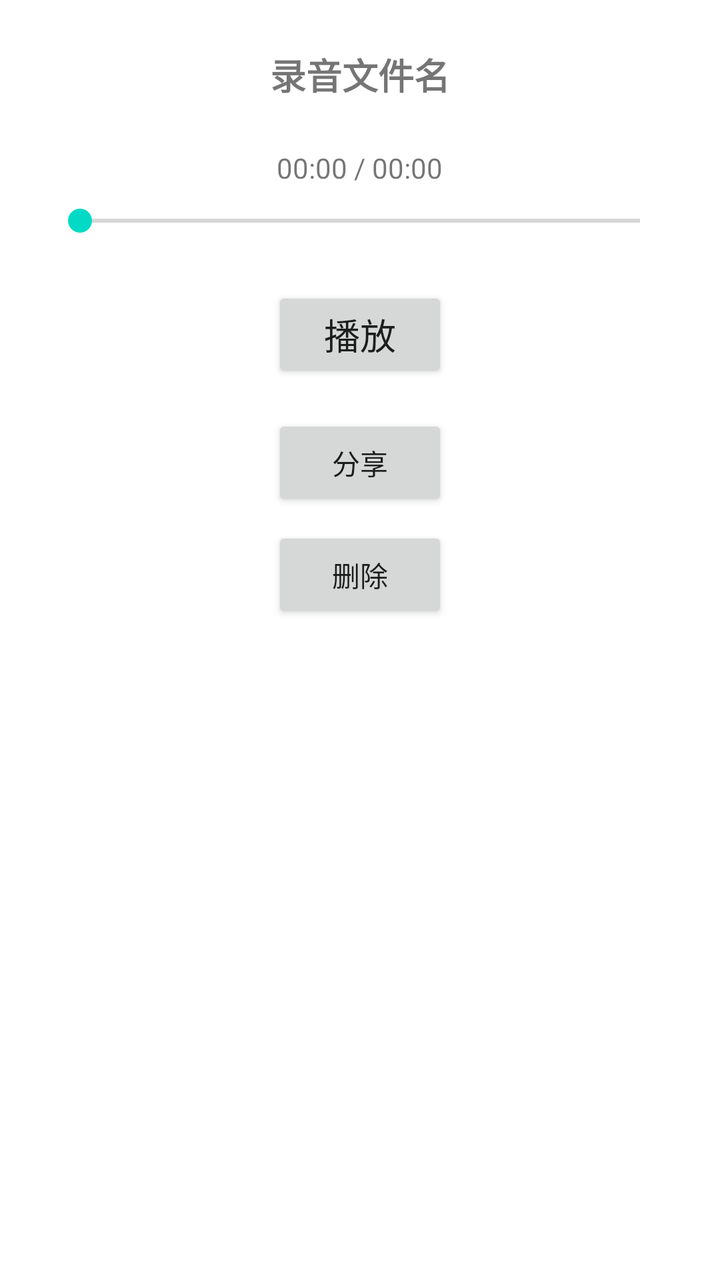
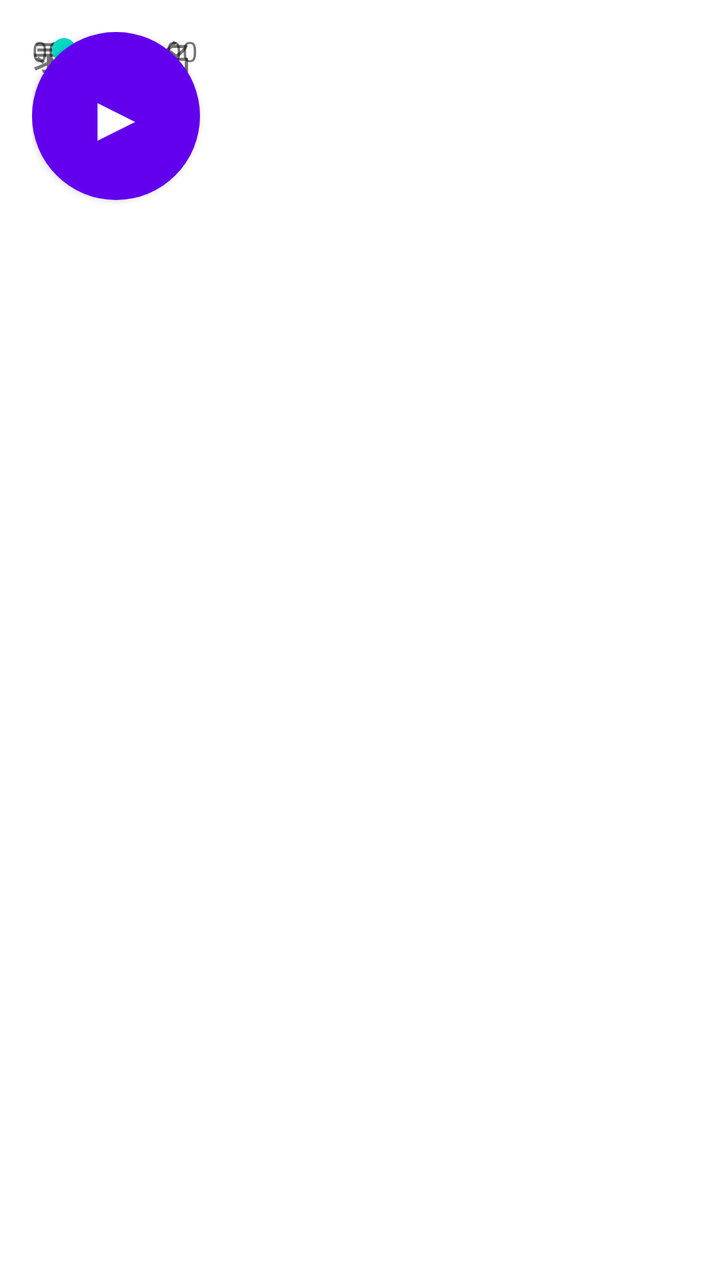

Two renders of the same Android screen: before a commit and after it. Below are the layout's source before the change and the commit's diff.
<!-- AndroidManifest.xml: application theme Theme.ShakeRecorder -->
<!-- res/layout/activity_player.xml -->
<?xml version="1.0" encoding="utf-8"?>
<LinearLayout xmlns:android="http://schemas.android.com/apk/res/android"
    android:layout_width="match_parent"
    android:layout_height="match_parent"
    android:orientation="vertical"
    android:padding="24dp"
    android:gravity="center_horizontal">

    <TextView
        android:id="@+id/tvName"
        android:layout_width="wrap_content"
        android:layout_height="wrap_content"
        android:text="录音文件名"
        android:textSize="18sp"
        android:textStyle="bold"
        android:layout_marginBottom="24dp" />

    <TextView
        android:id="@+id/tvTime"
        android:layout_width="wrap_content"
        android:layout_height="wrap_content"
        android:text="00:00 / 00:00"
        android:textSize="14sp"
        android:layout_marginBottom="8dp" />

    <SeekBar
        android:id="@+id/seekBar"
        android:layout_width="match_parent"
        android:layout_height="wrap_content"
        android:layout_marginBottom="24dp" />

    <Button
        android:id="@+id/btnPlay"
        android:layout_width="wrap_content"
        android:layout_height="wrap_content"
        android:text="播放"
        android:textSize="18sp"
        android:layout_marginBottom="16dp" />

    <Button
        android:id="@+id/btnShare"
        android:layout_width="wrap_content"
        android:layout_height="wrap_content"
        android:text="分享"
        android:layout_marginBottom="8dp" />

    <Button
        android:id="@+id/btnDelete"
        android:layout_width="wrap_content"
        android:layout_height="wrap_content"
        android:text="删除" />
</LinearLayout>
<!-- resources referenced by this layout -->
<resources>
  <style name="Theme.ShakeRecorder" parent="Theme.MaterialComponents.DayNight.NoActionBar">
          <item name="colorPrimary">@color/purple_500</item>
          <item name="colorPrimaryDark">@color/purple_700</item>
          <item name="colorAccent">@color/teal_200</item>
      </style>
  <color name="purple_500">#6200EE</color>
  <color name="purple_700">#3700B3</color>
  <color name="teal_200">#03DAC5</color>
</resources>

<!-- the commit's change to res/layout/activity_player.xml (unified diff, before → after) -->
@@ -1,52 +1,81 @@
 <?xml version="1.0" encoding="utf-8"?>
-<LinearLayout xmlns:android="http://schemas.android.com/apk/res/android"
+<androidx.constraintlayout.widget.ConstraintLayout
+    xmlns:android="http://schemas.android.com/apk/res/android"
+    xmlns:app="http://schemas.android.com/apk/res/android"
     android:layout_width="match_parent"
     android:layout_height="match_parent"
-    android:orientation="vertical"
-    android:padding="24dp"
-    android:gravity="center_horizontal">
+    android:padding="16dp">
+
+    
+    <ImageButton
+        android:id="@+id/btnBack"
+        android:layout_width="40dp" android:layout_height="40dp"
+        android:background="?attr/selectableItemBackgroundBorderless"
+        android:src="@drawable/ic_back"
+        android:contentDescription="返回"
+        app:layout_constraintTop_toTopOf="parent"
+        app:layout_constraintStart_toStartOf="parent" />
 
     <TextView
         android:id="@+id/tvName"
-        android:layout_width="wrap_content"
-        android:layout_height="wrap_content"
+        android:layout_width="0dp" android:layout_height="wrap_content"
         android:text="录音文件名"
-        android:textSize="18sp"
-        android:textStyle="bold"
-        android:layout_marginBottom="24dp" />
+        android:textSize="16sp" android:textStyle="bold"
+        android:maxLines="1" android:ellipsize="end"
+        android:layout_marginStart="8dp"
+        app:layout_constraintTop_toTopOf="parent"
+        app:layout_constraintBottom_toBottomOf="@id/btnBack"
+        app:layout_constraintStart_toEndOf="@id/btnBack"
+        app:layout_constraintEnd_toStartOf="@id/btnShare" />
 
+    <ImageButton
+        android:id="@+id/btnShare"
+        android:layout_width="40dp" android:layout_height="40dp"
+        android:background="?attr/selectableItemBackgroundBorderless"
+        android:src="@drawable/ic_share"
+        android:contentDescription="分享"
+        app:layout_constraintTop_toTopOf="parent"
+        app:layout_constraintEnd_toStartOf="@id/btnDelete" />
+
+    <ImageButton
+        android:id="@+id/btnDelete"
+        android:layout_width="40dp" android:layout_height="40dp"
+        android:background="?attr/selectableItemBackgroundBorderless"
+        android:src="@drawable/ic_delete"
+        android:contentDescription="删除"
+        app:layout_constraintTop_toTopOf="parent"
+        app:layout_constraintEnd_toEndOf="parent" />
+
+    
     <TextView
         android:id="@+id/tvTime"
-        android:layout_width="wrap_content"
-        android:layout_height="wrap_content"
+        android:layout_width="wrap_content" android:layout_height="wrap_content"
         android:text="00:00 / 00:00"
         android:textSize="14sp"
+        app:layout_constraintBottom_toTopOf="@id/seekBar"
+        app:layout_constraintStart_toStartOf="parent"
+        app:layout_constraintEnd_toEndOf="parent"
         android:layout_marginBottom="8dp" />
 
     <SeekBar
         android:id="@+id/seekBar"
-        android:layout_width="match_parent"
-        android:layout_height="wrap_content"
-        android:layout_marginBottom="24dp" />
+        android:layout_width="0dp" android:layout_height="wrap_content"
+        android:layout_marginStart="16dp" android:layout_marginEnd="16dp"
+        app:layout_constraintTop_toTopOf="parent"
+        app:layout_constraintBottom_toBottomOf="parent"
+        app:layout_constraintStart_toStartOf="parent"
+        app:layout_constraintEnd_toEndOf="parent" />
 
+    
     <Button
         android:id="@+id/btnPlay"
-        android:layout_width="wrap_content"
-        android:layout_height="wrap_content"
-        android:text="播放"
-        android:textSize="18sp"
-        android:layout_marginBottom="16dp" />
+        android:layout_width="84dp" android:layout_height="84dp"
+        android:background="@drawable/bg_circle"
+        android:text="▶" android:textSize="32sp"
+        android:textColor="#FFFFFF"
+        app:layout_constraintTop_toBottomOf="@id/seekBar"
+        app:layout_constraintStart_toStartOf="parent"
+        app:layout_constraintEnd_toEndOf="parent"
+        android:layout_marginTop="48dp" />
 
-    <Button
-        android:id="@+id/btnShare"
-        android:layout_width="wrap_content"
-        android:layout_height="wrap_content"
-        android:text="分享"
-        android:layout_marginBottom="8dp" />
-
-    <Button
-        android:id="@+id/btnDelete"
-        android:layout_width="wrap_content"
-        android:layout_height="wrap_content"
-        android:text="删除" />
-</LinearLayout>
+</androidx.constraintlayout.widget.ConstraintLayout>
<!-- resource entries referenced after the edit -->
@@ -1,5 +1,28 @@
 <!-- resources referenced by this layout -->
 <resources>
+  <!-- drawable bg_circle (drawable) -->
+  <shape xmlns:android="http://schemas.android.com/apk/res/android"
+      android:shape="oval">
+      <solid android:color="#6200EE" />
+  </shape>
+  <!-- drawable ic_back (drawable) -->
+  <vector xmlns:android="http://schemas.android.com/apk/res/android"
+      android:width="24dp" android:height="24dp"
+      android:viewportWidth="24" android:viewportHeight="24">
+      <path android:fillColor="#000000" android:pathData="M20,11H7.83l5.59,-5.59L12,4l-8,8 8,8 1.41,-1.41L7.83,13H20v-2z"/>
+  </vector>
+  <!-- drawable ic_delete (drawable) -->
+  <vector xmlns:android="http://schemas.android.com/apk/res/android"
+      android:width="24dp" android:height="24dp"
+      android:viewportWidth="24" android:viewportHeight="24">
+      <path android:fillColor="#000000" android:pathData="M6,19c0,1.1 0.9,2 2,2h8c1.1,0 2,-0.9 2,-2V7H6v12zM19,4h-3.5l-1,-1h-5l-1,1H5v2h14V4z"/>
+  </vector>
+  <!-- drawable ic_share (drawable) -->
+  <vector xmlns:android="http://schemas.android.com/apk/res/android"
+      android:width="24dp" android:height="24dp"
+      android:viewportWidth="24" android:viewportHeight="24">
+      <path android:fillColor="#000000" android:pathData="M18,16.08c-0.76,0 -1.44,0.3 -1.96,0.77L8.91,12.7c0.05,-0.23 0.09,-0.46 0.09,-0.7s-0.04,-0.47 -0.09,-0.7l7.05,-4.11c0.54,0.5 1.25,0.81 2.04,0.81 1.66,0 3,-1.34 3,-3s-1.34,-3 -3,-3 -3,1.34 -3,3c0,0.24 0.04,0.47 0.09,0.7L8.04,9.81C7.5,9.31 6.79,9 6,9c-1.66,0 -3,1.34 -3,3s1.34,3 3,3c0.79,0 1.5,-0.31 2.04,-0.81l7.12,4.16c-0.05,0.21 -0.08,0.43 -0.08,0.65 0,1.61 1.31,2.92 2.92,2.92 1.61,0 2.92,-1.31 2.92,-2.92s-1.31,-2.92 -2.92,-2.92z"/>
+  </vector>
   <style name="Theme.ShakeRecorder" parent="Theme.MaterialComponents.DayNight.NoActionBar">
           <item name="colorPrimary">@color/purple_500</item>
           <item name="colorPrimaryDark">@color/purple_700</item>
